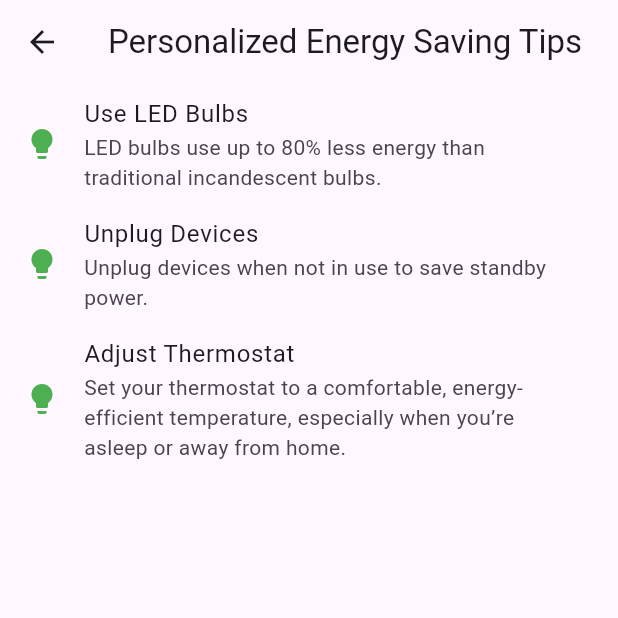
After one commit to Puru-6212/RealTime-Energy-Tracker, a Flutter app: the EnergySavingTipsScreen screen opened directly, on a phone screen of 412 x 824 dp, the top half of it. The commit adds this screen. Run offline on Flutter 3.47's test engine with Material 3 defaults, Android fonts, the phone set to English and light mode, and no system bars; our stand-ins replace fl_chart; network calls fail.

Commit message:
Added Energy Savings Tips Screen

```diff
--- /dev/null
+++ b/lib/screens/energy_saving_tips_screen.dart
@@ -0,0 +1,60 @@
+import 'package:flutter/material.dart';
+
+void main() {
+  runApp(MyApp());
+}
+
+class MyApp extends StatelessWidget {
+  @override
+  Widget build(BuildContext context) {
+    return MaterialApp(
+      title: 'Energy Saving Tips',
+      theme: ThemeData(
+        primarySwatch: Colors.green,
+      ),
+      home: EnergySavingTipsScreen(),
+    );
+  }
+}
+
+class EnergySavingTipsScreen extends StatelessWidget {
+  // Dummy data for energy-saving tips
+  final List<Map<String, String>> energySavingTips = [
+    {
+      'title': 'Use LED Bulbs',
+      'description':
+          'LED bulbs use up to 80% less energy than traditional incandescent bulbs.'
+    },
+    {
+      'title': 'Unplug Devices',
+      'description': 'Unplug devices when not in use to save standby power.'
+    },
+    {
+      'title': 'Adjust Thermostat',
+      'description':
+          'Set your thermostat to a comfortable, energy-efficient temperature, especially when you’re asleep or away from home.'
+    },
+  ];
+
+  @override
+  Widget build(BuildContext context) {
+    return Scaffold(
+      appBar: AppBar(
+        title: const Text('Personalized Energy Saving Tips'),
+      ),
+      body: ListView.builder(
+        itemCount: energySavingTips.length,
+        itemBuilder: (context, index) {
+          return ListTile(
+            leading: Icon(Icons.lightbulb, color: Colors.green),
+            title: Text(energySavingTips[index]['title']!),
+            subtitle: Text(energySavingTips[index]['description']!),
+            onTap: () {
+              // Handle onTap if needed
+            },
+          );
+        },
+      ),
+    );
+  }
+}
```
Also changed, not shown: lib/screens/energy_meter_home_page.dart (+10 -55 lines), lib/widgets/custom_drawer.dart (+15 -1 lines).
